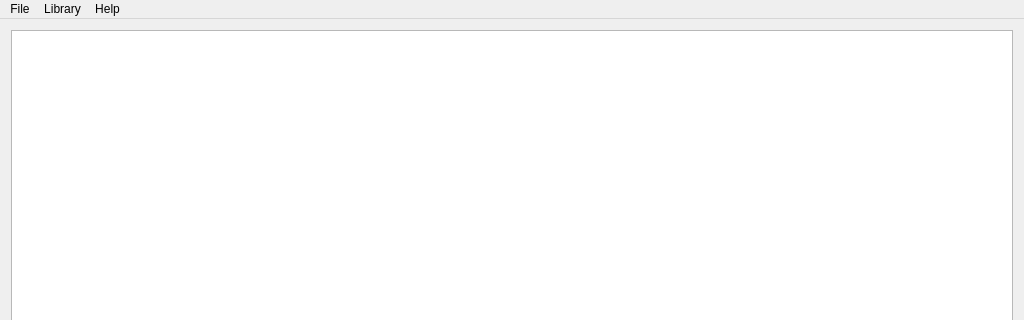
The window that src/mainwindow.ui (LeftySolara/gbt) describes before a commit, drawn with Qt 5; both pictures show x 0 to 1024 and y 0 to 320 of the 1024 by 768 pixel window.
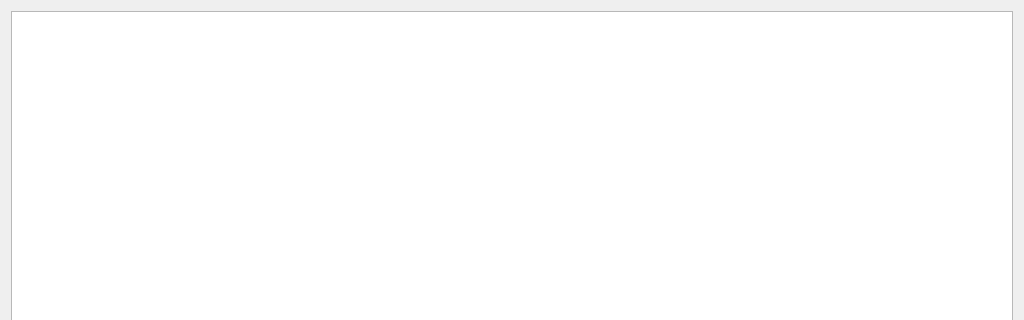
The same window after the commit.

Commit message: Refactor: create menus programmatically and add context menu

```diff
--- a/src/mainwindow.ui
+++ b/src/mainwindow.ui
@@ -71,28 +71,6 @@
      <height>23</height>
     </rect>
    </property>
-   <widget class="QMenu" name="menuFile">
-    <property name="title">
-     <string>File</string>
-    </property>
-    <addaction name="actionQuit"/>
-   </widget>
-   <widget class="QMenu" name="menuHelp">
-    <property name="title">
-     <string>Help</string>
-    </property>
-    <addaction name="actionAbout_Qt"/>
-   </widget>
-   <widget class="QMenu" name="menuLibrary">
-    <property name="title">
-     <string>Library</string>
-    </property>
-    <addaction name="actionAdd_Game"/>
-    <addaction name="actionRemove_Game"/>
-   </widget>
-   <addaction name="menuFile"/>
-   <addaction name="menuLibrary"/>
-   <addaction name="menuHelp"/>
   </widget>
   <widget class="QStatusBar" name="statusBar"/>
   <action name="actionQuit">
```
Left out of the diff: 20 changed lines with no effect on the pictures. The commit also changes 2 other files.
